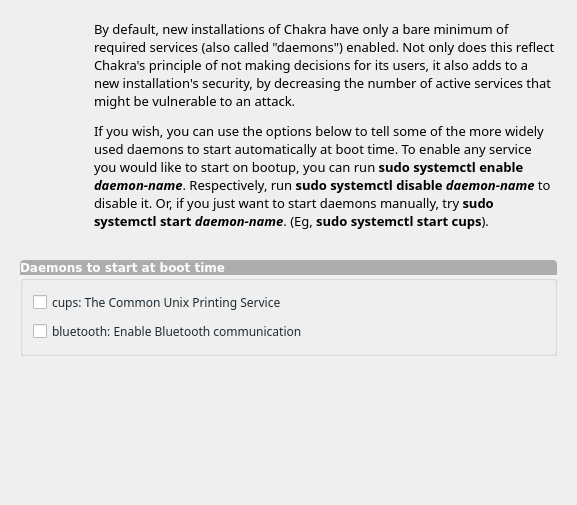
Old version of the form ui/ui_scrServices.ui in the repository rshipp/kapudan.
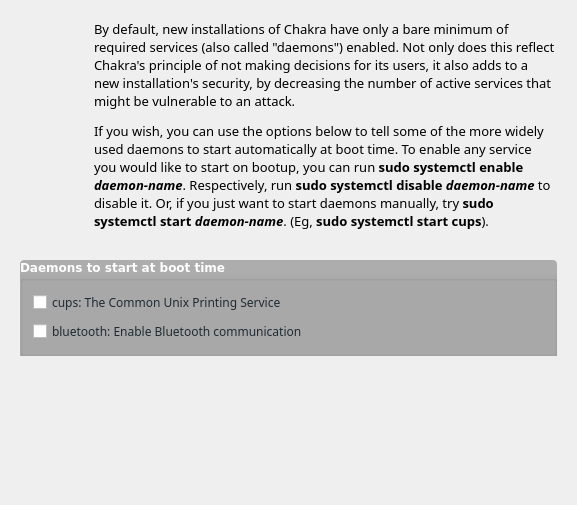
New version of the form. Icons and pictures are not drawn.

Commit message: Darkened all groupbox colors.

```diff
--- a/ui/ui_scrServices.ui
+++ b/ui/ui_scrServices.ui
@@ -43,7 +43,7 @@
        </property>
        <property name="styleSheet">
         <string notr="true">#groupBoxUpdates{
-background-color: rgb(242, 242, 242);
+background-color: rgb(170, 170, 170);
 /*border: 1px solid rgba(255,255,255,50);*/
 border-bottom-radius: 4px;
 border-bottom-radius: 4px;
```
The commit also changes 10 other files.
